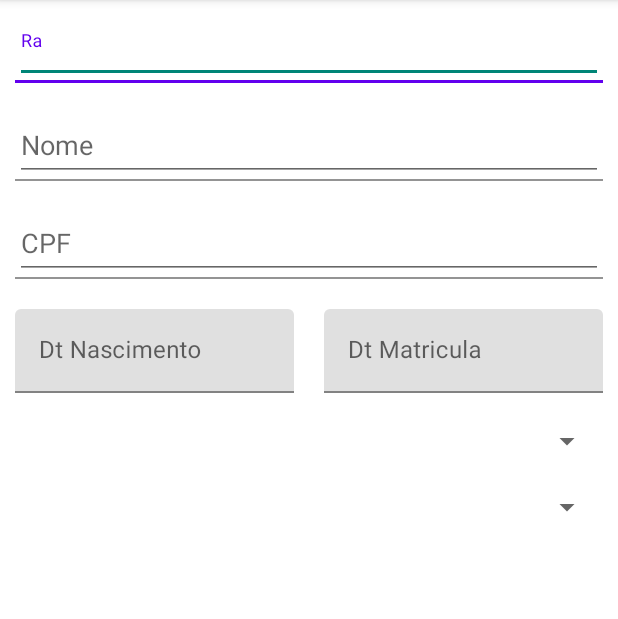
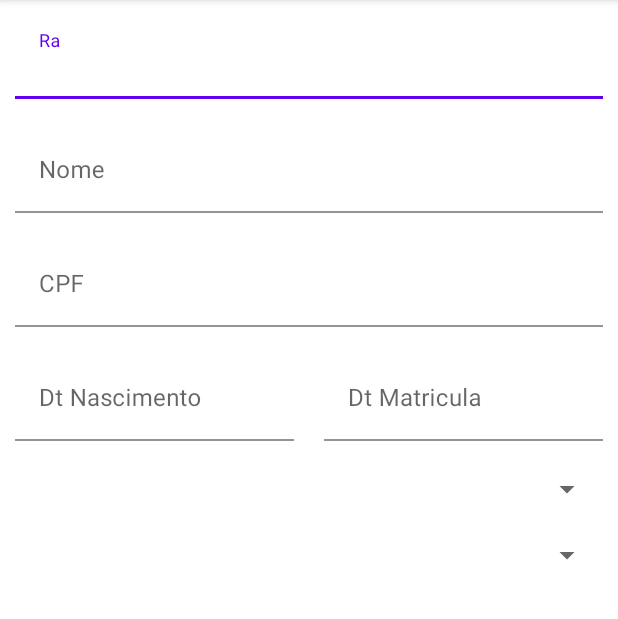
Before and after one commit to Lucas-Martins-de-Oliveira/CadastroAlunos, an Android app: the CadastroAlunoActivity screen opened directly, with no data from a screen before it, on a phone screen of 412 x 824 dp, the part 84-703 px from its top. Run offline under Robolectric (Android 15) with nearby library versions, the phone set to English and light mode, and no system bars; plain views replace MaterialSpinner.

Commit message:
ajuste de interface

```diff
--- a/app/src/main/res/layout/activity_cadastro_aluno.xml
+++ b/app/src/main/res/layout/activity_cadastro_aluno.xml
@@ -29,7 +29,7 @@
             android:layout_width="match_parent"
             android:layout_height="wrap_content"
             android:id="@+id/edRaAluno"
-            android:theme="@style/Theme.Design.Light"/>
+            android:backgroundTint="@color/white"/>
     </com.google.android.material.textfield.TextInputLayout>
 
     <com.google.android.material.textfield.TextInputLayout
@@ -41,7 +41,7 @@
             android:layout_width="match_parent"
             android:layout_height="wrap_content"
             android:id="@+id/edNomeAluno"
-            android:theme="@style/Theme.Design.Light"/>
+            android:backgroundTint="@color/white"/>
     </com.google.android.material.textfield.TextInputLayout>
 
     <com.google.android.material.textfield.TextInputLayout
@@ -53,7 +53,7 @@
             android:layout_width="match_parent"
             android:layout_height="wrap_content"
             android:id="@+id/edCPFAluno"
-            android:theme="@style/Theme.Design.Light"/>
+            android:backgroundTint="@color/white"/>
     </com.google.android.material.textfield.TextInputLayout>
 
     <LinearLayout
@@ -70,7 +70,8 @@
             <com.google.android.material.textfield.TextInputEditText
                 android:layout_width="match_parent"
                 android:layout_height="wrap_content"
-                android:id="@+id/edDtNascAluno"/>
+                android:id="@+id/edDtNascAluno"
+                android:backgroundTint="@color/white"/>
         </com.google.android.material.textfield.TextInputLayout>
 
         <com.google.android.material.textfield.TextInputLayout
@@ -82,7 +83,8 @@
             <com.google.android.material.textfield.TextInputEditText
                 android:layout_width="match_parent"
                 android:layout_height="wrap_content"
-                android:id="@+id/edDtMatAluno"/>
+                android:id="@+id/edDtMatAluno"
+                android:backgroundTint="@color/white"/>
         </com.google.android.material.textfield.TextInputLayout>
     </LinearLayout>
 
```
